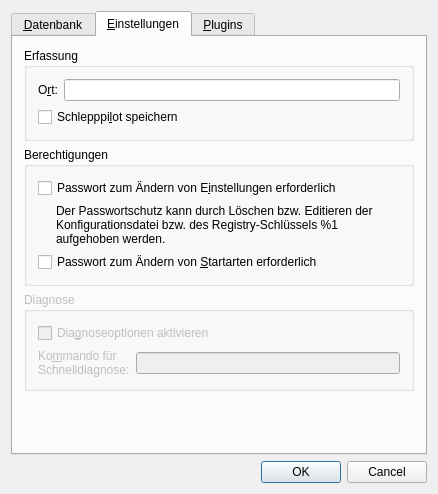
Before: the Qt Designer form src/gui/windows/SettingsWindow.ui in startkladde/startkladde, drawn with Qt 5.
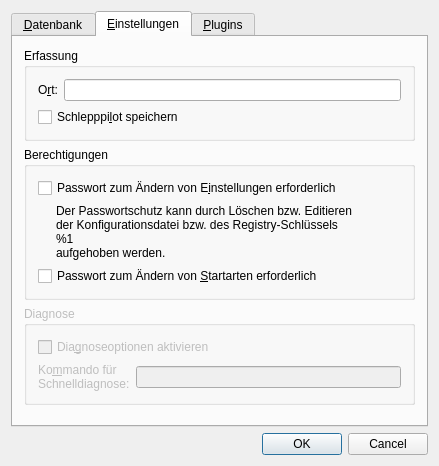
After: the same form once the commit is applied. The open tabs and pages were chosen to show the change.

Commit message: Fixed wrong label resize behavior by removing word wrap

Patch:
```diff
--- a/src/gui/windows/SettingsWindow.ui
+++ b/src/gui/windows/SettingsWindow.ui
@@ -6,8 +6,8 @@
    <rect>
     <x>0</x>
     <y>0</y>
-    <width>438</width>
-    <height>494</height>
+    <width>439</width>
+    <height>466</height>
    </rect>
   </property>
   <property name="windowTitle">
@@ -312,10 +312,10 @@
              <item>
               <widget class="QLabel" name="passwordMessageLabel">
                <property name="text">
-                <string>Der Passwortschutz kann durch Löschen bzw. Editieren der Konfigurationsdatei bzw. des Registry-Schlüssels %1 aufgehoben werden.</string>
-               </property>
-               <property name="wordWrap">
-                <bool>true</bool>
+                <string>Der Passwortschutz kann durch Löschen bzw. Editieren
+der Konfigurationsdatei bzw. des Registry-Schlüssels
+%1
+aufgehoben werden.</string>
                </property>
               </widget>
              </item>
```
The commit also changes 1 other file.
